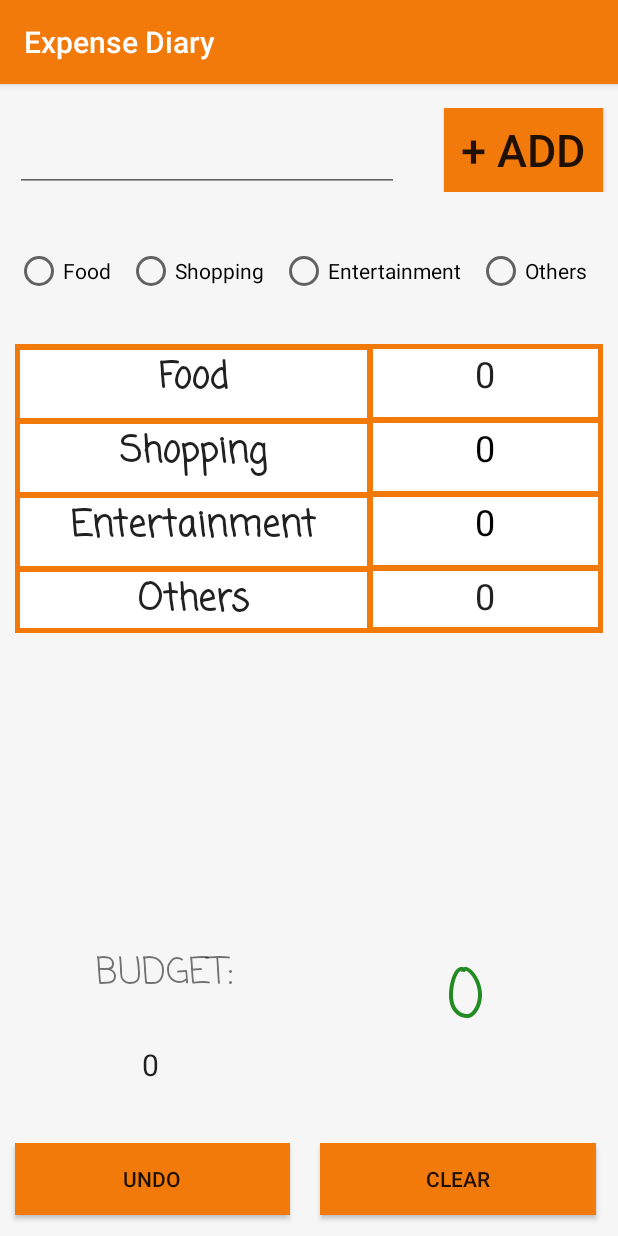
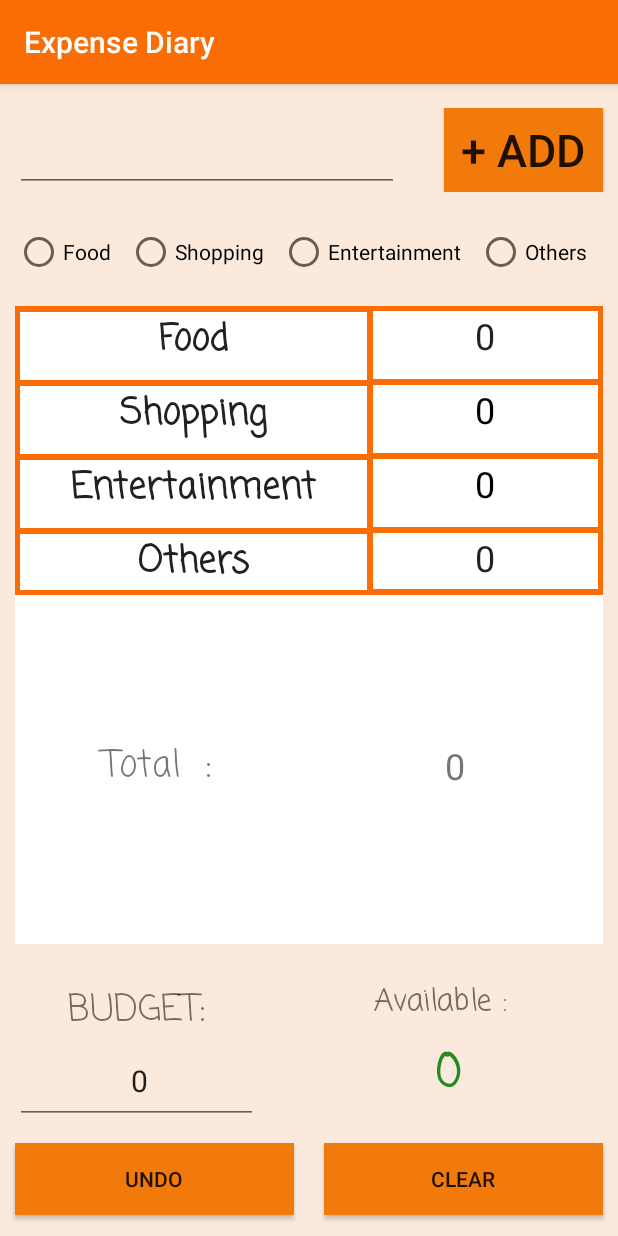
Before and after one commit to chkry/AndroidProjects, an Android app: the screen it shows after launch (MainActivity), on a phone screen of 412 x 824 dp. Run offline under Robolectric (Android 15) with nearby library versions, the phone set to English and light mode, and no system bars.

Commit message:
Updated Expence Diary

```diff
--- a/ExpenseDiary/app/build.gradle
+++ b/ExpenseDiary/app/build.gradle
@@ -32,4 +32,9 @@ dependencies {
 
     compile 'com.android.support:design:22.2.0'
     compile 'com.android.support:appcompat-v7:22.2.0'
+
+
+    compile fileTree(dir: 'libs', include: ['*.jar'])
+    compile 'com.android.support:appcompat-v7:23.0.1'
+    compile 'com.android.support:design:23.0.1'
 }
--- a/ExpenseDiary/app/src/main/java/com/example/rishikumar/expensediary/DatabaseHelper.java
+++ b/ExpenseDiary/app/src/main/java/com/example/rishikumar/expensediary/DatabaseHelper.java
@@ -13,7 +13,7 @@ import android.util.Log;
  */
 
 public class DatabaseHelper extends SQLiteOpenHelper{
-    public static  final  String DATABASE_NAME="Sqldata";
+    public static  final  String DATABASE_NAME="Expence_Diary_SQL";
     public static  final  String TABLE_NAME="Sqldata_table";
     public static  final  String COL1="ID";
     public static  final  String COL2="NO1";
@@ -92,7 +92,9 @@ public class DatabaseHelper extends SQLiteOpenHelper{
     public void deleteData(int id){
 
         SQLiteDatabase db = this.getWritableDatabase();
-        db.delete(TABLE_NAME,"ID=?",new String[]{Integer.toString(id)});
+        db.delete(TABLE_NAME, "ID=?", new String[]{Integer.toString(id)});
+        Log.d("delete","Deleting "+id+" th row..");
+      //  db.delete(TABLE_NAME,"ID=?",new String[]{Integer.toString(id)});
 
     }
 
--- a/ExpenseDiary/app/src/main/java/com/example/rishikumar/expensediary/MainActivity.java
+++ b/ExpenseDiary/app/src/main/java/com/example/rishikumar/expensediary/MainActivity.java
@@ -58,7 +58,8 @@ public class MainActivity extends AppCompatActivity {
         super.onCreate(savedInstanceState);
         setContentView(R.layout.activity_main);
         context = getApplicationContext();
-        final TextView tv4 = (TextView) findViewById(R.id.tv44);
+        final TextView tv4 = (TextView) findViewById(R.id.tv4);
+        final TextView tv3 = (TextView) findViewById(R.id.tv3);
         final EditText ed1 = (EditText) findViewById(R.id.ed1);
         final EditText ed2 = (EditText) findViewById(R.id.ed2);
         Button rset = (Button) findViewById(R.id.clear);
@@ -92,11 +93,12 @@ public class MainActivity extends AppCompatActivity {
 
 
        // ::::::::::::::::::::::::::::::::::::::::::::::::::::
-
+       // myDb.deleteData(0);
+       // myDb.deleteData(1);
         myDb.insertData(no1, no2, no3, no4, bud, bal,no1o, no2o, no3o, no4o, budo, balo);
         myDb.deleteData(2);
 
-      myDb.deleteData(3);myDb.deleteData(4);
+
         Log.d("ERROR", "Aded first row");
 
 
@@ -140,7 +142,10 @@ public class MainActivity extends AppCompatActivity {
         }
         Log.d("ia am here", "I am here..");
 
+        {
 
+            sum = no1 + no2 + no3 + no4;
+            tv3.setText(Long.toString(sum));
             p1.setText(cu.getString(1));
             p2.setText(cu.getString(2));
             p3.setText(cu.getString(3));
@@ -148,11 +153,13 @@ public class MainActivity extends AppCompatActivity {
             ed1.setText(cu.getString(5));
             tv4.setText(cu.getString(6));
 
-        if((bal)<0)
-        {
-            tv4.setTextColor(Color.rgb( 205, 62, 45));
+
+            if ((bal) < 0) {
+                tv4.setTextColor(Color.rgb(205, 62, 45));
+            } else {
+                tv4.setTextColor(Color.rgb(34, 139, 34));
             }
-        else{tv4.setTextColor(Color.rgb(34,139,34));}
+        }
 
 
 
@@ -198,21 +205,25 @@ public class MainActivity extends AppCompatActivity {
                     }
                 }
 
+              {
                     p1.setText(Long.toString(no1));
                     p2.setText(Long.toString(no2));
                     p3.setText(Long.toString(no3));
                     p4.setText(Long.toString(no4));
 
 
+                    sum = no1 + no2 + no3 + no4;
+                    bal = bud - sum;
 
-                sumo= no1+no2+no3+no4;
-                bal= bud-sumo;
+                    tv3.setText(Long.toString(sum));
                     ed1.setText(Long.toString(bud));
                     tv4.setText(Long.toString(bal));
 
 
+                }
+                myDb.updateData(1,no1, no2, no3, no4, bud, bal,no1o, no2o, no3o, no4o, budo, balo);
 
-                myDb.updateData(1,no1, no2, no3, no4, bud, bal,no1o, no2o, no3o, no4o, budo, balo);
+
 
 
             }
@@ -235,13 +246,13 @@ public class MainActivity extends AppCompatActivity {
                 buds="";
                 exps="";
                 bals="";
-                no1o=no1;
-                no2o=no2;
-                no3o=no3;
-                no4o=no4;
-                budo=bud;
-                balo=bal;
-                expo=exp;
+                no1o=0;
+                no2o=0;
+                no3o=0;
+                no4o=0;
+                budo=0;
+                balo=0;
+                expo=0;
 
                 sum=0;
                 ed1.setText("");
@@ -251,6 +262,8 @@ public class MainActivity extends AppCompatActivity {
                 p2.setText("--");
                 p3.setText("--");
                 p4.setText("--");
+
+                tv3.setText("--");
                myDb.updateData(1,no1, no2, no3, no4, bud, bal,no1o, no2o, no3o, no4o, budo, balo);
                 if((bal)<0)
                 {
@@ -277,18 +290,26 @@ public class MainActivity extends AppCompatActivity {
                 {
                     buds =ed1.getText().toString();
                     sum=no1+no2+no3+no4;
-                    if(buds.length()>0) {
+                    if(buds.length()>0)
+                    {
 
                         bud =  Long.parseLong( buds);
-                        bal = bud - sum;
-                        bals = Long.toString(bal);
 
-
-                        tv4.setText(bals);
 
 
 
                     }
+                  //  else{bud=0;}
+                    bal = bud - sum;
+                    bals = Long.toString(bal);
+
+                    tv3.setText(Long.toString(sum));
+                    tv4.setText(bals);
+                    ed1.setText(buds);
+                    findViewById(R.id.mainLayout).requestFocus();
+                    InputMethodManager imm = (InputMethodManager)getSystemService(INPUT_METHOD_SERVICE);
+                    //imm.hideSoftInputFromWindow(getCurrentFocus().getWindowToken(), 0);
+                    imm.hideSoftInputFromWindow(getCurrentFocus().getWindowToken(),InputMethodManager.HIDE_NOT_ALWAYS);
                     myDb.updateData(1,no1, no2, no3, no4, bud, bal,no1o, no2o, no3o, no4o, budo, balo);
 
 
@@ -308,9 +329,11 @@ public class MainActivity extends AppCompatActivity {
         bt1.setOnClickListener(new View.OnClickListener() {
             @Override
             public void onClick(View view) {
+                findViewById(R.id.mainLayout).requestFocus();
                 InputMethodManager imm = (InputMethodManager)getSystemService(INPUT_METHOD_SERVICE);
                 //imm.hideSoftInputFromWindow(getCurrentFocus().getWindowToken(), 0);
                 imm.hideSoftInputFromWindow(getCurrentFocus().getWindowToken(),InputMethodManager.HIDE_NOT_ALWAYS);
+
                 Cursor cu = myDb.getalldata();
                 cu.moveToFirst();
                 {
@@ -354,8 +377,9 @@ public class MainActivity extends AppCompatActivity {
 
 
                 buds =ed1.getText().toString();
+
                 sum=no1+no2+no3+no4;
-                if(buds.length()>0) {
+                if(buds.length()>0 ) {
 
                     bud = Long.parseLong(buds);
                     bal = bud - sum;
@@ -363,23 +387,25 @@ public class MainActivity extends AppCompatActivity {
 
 
                     tv4.setText(bals);
+
+                    tv3.setText(Long.toString(sum));
                 }
 
                 exps = ed2.getText().toString();
-                if(exps.length()>0){
+                if(exps.length()>0 &&(Long.parseLong(exps)!=0)){
                     exp = Long.parseLong(exps);
                     if(flag==true) {
-                        if(r11==true){   no1 =no1 +exp; sum=no1+no2+no3+no4; p1.setText(Long.toString(no1));bal=bud-sum;tv4.setText(Long.toString(bal));ed2.setText("");
+                        if(r11==true){   no1 =no1 +exp; sum=no1+no2+no3+no4; p1.setText(Long.toString(no1));bal=bud-sum;tv4.setText(Long.toString(bal)); tv3.setText(Long.toString(sum));ed2.setText("");
                             Toast toast = Toast.makeText(context,"Added "+exp+" Rupees to Food " , Toast.LENGTH_SHORT);
                             toast.show();}
-                        else if(r12==true){no2 =no2 +exp; sum=no1+no2+no3+no4; p2.setText(Long.toString(no2));bal=bud-sum;tv4.setText(Long.toString(bal));ed2.setText("");
+                        else if(r12==true){no2 =no2 +exp; sum=no1+no2+no3+no4; p2.setText(Long.toString(no2));bal=bud-sum;tv4.setText(Long.toString(bal)); tv3.setText(Long.toString(sum));ed2.setText("");
                             Toast toast = Toast.makeText(context,"Added "+exp+" Rupees to Study " , Toast.LENGTH_SHORT);
                             toast.show();}
-                        else if(r13==true){ no3 =no3 +exp ; sum=no1+no2+no3+no4; p3.setText(Long.toString(no3));bal=bud-sum;tv4.setText(Long.toString(bal));ed2.setText("");
+                        else if(r13==true){ no3 =no3 +exp ; sum=no1+no2+no3+no4; p3.setText(Long.toString(no3));bal=bud-sum;tv4.setText(Long.toString(bal)); tv3.setText(Long.toString(sum));ed2.setText("");
                             Toast toast = Toast.makeText(context,"Added "+exp+" Rupees to Entertainment " , Toast.LENGTH_SHORT);
                             toast.show();}
-                        else if(r14==true){ no4 =no4 +exp; sum=no1+no2+no3+no4; p4.setText(Long.toString(no4));bal=bud-sum;tv4.setText(Long.toString(bal));ed2.setText("");
-                            Toast toast = Toast.makeText(context,"Added "+exp+" Rupees to Travel " , Toast.LENGTH_SHORT);
+                        else if(r14==true){ no4 =no4 +exp; sum=no1+no2+no3+no4; p4.setText(Long.toString(no4));bal=bud-sum;tv4.setText(Long.toString(bal)); tv3.setText(Long.toString(sum));ed2.setText("");
+                            Toast toast = Toast.makeText(context,"Added "+exp+" Rupees to Others " , Toast.LENGTH_SHORT);
                             toast.show();}
 
 
@@ -400,6 +426,12 @@ public class MainActivity extends AppCompatActivity {
 
 
 
+                }
+                else{
+                    ed2.setText("");
+                    Context context = getApplicationContext();
+                    Toast toast = Toast.makeText(context, "Enter a valid number ", Toast.LENGTH_SHORT);
+                    toast.show();
                 }
 
                 myDb.updateData(1, no1, no2, no3, no4, bud, bal,no1o, no2o, no3o, no4o, budo, balo);
--- a/ExpenseDiary/app/src/main/res/layout/activity_main.xml
+++ b/ExpenseDiary/app/src/main/res/layout/activity_main.xml
@@ -1,24 +1,28 @@
 <?xml version="1.0" encoding="utf-8"?>
 <android.support.constraint.ConstraintLayout xmlns:android="http://schemas.android.com/apk/res/android"
     xmlns:app="http://schemas.android.com/apk/res-auto"
+    xmlns:res-auto="http://schemas.android.com/apk/res-auto"
     xmlns:tools="http://schemas.android.com/tools"
+    android:id="@+id/mainLayout"
     android:layout_width="match_parent"
     android:layout_height="match_parent"
     android:autofillHints="11111"
     android:background="?attr/colorControlHighlight"
-    android:backgroundTint="@color/fab_stroke_end_outer_color"
+    android:backgroundTint="@color/colorPrimary"
+    android:descendantFocusability="beforeDescendants"
+    android:focusableInTouchMode="true"
     tools:context="com.example.rishikumar.expensediary.MainActivity">
 
 
     <RadioGroup
         android:id="@+id/ll2"
         android:layout_width="0dp"
-    android:layout_height="57dp"
+        android:layout_height="wrap_content"
+        android:layout_marginTop="24dp"
         android:orientation="horizontal"
         app:layout_constraintHorizontal_bias="0.0"
         app:layout_constraintLeft_toLeftOf="parent"
         app:layout_constraintRight_toRightOf="parent"
-    android:layout_marginTop="24dp"
         app:layout_constraintTop_toBottomOf="@+id/ll1">
 
         <RadioButton
@@ -59,17 +63,21 @@
 
     <LinearLayout
         android:id="@+id/ll5"
-        android:layout_width="407dp"
+        android:layout_width="0dp"
         android:layout_height="54dp"
         android:layout_marginBottom="8dp"
+        android:layout_marginEnd="0dp"
+        android:layout_marginLeft="0dp"
+        android:layout_marginRight="0dp"
+        android:layout_marginStart="0dp"
         android:layout_marginTop="8dp"
         android:orientation="horizontal"
         app:layout_constraintBottom_toBottomOf="parent"
-        app:layout_constraintHorizontal_bias="0.0"
         app:layout_constraintLeft_toLeftOf="parent"
         app:layout_constraintRight_toRightOf="parent"
         app:layout_constraintTop_toBottomOf="@+id/ll4"
-        app:layout_constraintVertical_bias="1.0">
+        app:layout_constraintVertical_bias="1.0"
+        tools:layout_editor_absoluteX="69dp">
 
         <Button
             android:id="@+id/undo"
@@ -95,29 +103,66 @@
     </LinearLayout>
 
     <LinearLayout
+        android:id="@+id/ll1"
+        android:layout_width="0dp"
+        android:layout_height="wrap_content"
+        android:layout_marginTop="16dp"
+        android:focusable="true"
+        android:focusableInTouchMode="true"
+        android:orientation="horizontal"
+        app:layout_constraintHorizontal_bias="0.0"
+        app:layout_constraintLeft_toLeftOf="parent"
+        app:layout_constraintRight_toRightOf="parent"
+        app:layout_constraintTop_toTopOf="parent">
+
+        <EditText
+            android:id="@+id/ed2"
+
+            android:layout_width="150dp"
+            android:layout_height="match_parent"
+            android:layout_marginLeft="10dp"
+            android:layout_marginRight="30dp"
+            android:layout_weight="0.34"
+            android:autofillHints="Helllo"
+            android:ems="10"
+
+            android:gravity="bottom|start"
+            android:imeOptions="actionDone"
+            android:inputType="number"
+            android:maxLength="10"
+            android:numeric="integer|signed"
+            android:textAlignment="textStart"
+            android:textSize="24sp" />
+
+        <Button
+            android:id="@+id/bt1"
+            android:layout_width="56dp"
+            android:layout_height="56dp"
+            android:layout_marginRight="10dp"
+            android:layout_weight="0.16"
+            android:background="?android:attr/colorFocusedHighlight"
+            android:text="+ Add"
+            android:textSize="30sp" />
+    </LinearLayout>
+
+    <LinearLayout
         android:id="@+id/ll3"
         android:layout_width="0dp"
         android:layout_height="0dp"
         android:layout_marginBottom="120dp"
+        android:layout_marginEnd="10dp"
         android:layout_marginLeft="10dp"
         android:layout_marginRight="10dp"
+        android:layout_marginStart="10dp"
         android:layout_marginTop="20dp"
-        android:orientation="horizontal"
+        android:background="@color/colorPrimary"
+        android:orientation="vertical"
         android:weightSum="1"
         app:layout_constraintBottom_toBottomOf="@+id/ll4"
         app:layout_constraintHorizontal_bias="0.0"
         app:layout_constraintLeft_toLeftOf="parent"
         app:layout_constraintRight_toRightOf="parent"
-        app:layout_constraintTop_toBottomOf="@+id/ll2"
-        android:layout_marginStart="10dp"
-        android:layout_marginEnd="10dp">
-
-        <RadioButton
-            android:id="@+id/radioButton"
-            android:layout_width="wrap_content"
-            android:layout_height="wrap_content"
-            android:layout_weight="1"
-            android:text="RadioButton" />
+        app:layout_constraintTop_toBottomOf="@+id/ll2">
 
         <TableLayout
             style="@style/Base.TextAppearance.AppCompat.Title"
@@ -245,6 +290,7 @@
             <TableRow>
 
                 <TextView
+                    android:id="@+id/textView6"
                     android:layout_width="match_parent"
                     android:layout_height="wrap_content"
                     android:layout_column="1"
@@ -273,119 +319,162 @@
                     android:textSize="24sp" />
             </TableRow>
         </TableLayout>
+
+        <LinearLayout
+            android:layout_width="match_parent"
+            android:layout_height="match_parent"
+            android:layout_marginBottom="0dp"
+            android:layout_marginEnd="0dp"
+            android:layout_marginLeft="10dp"
+            android:layout_marginRight="10dp"
+            android:background="@android:color/background_light"
+            android:orientation="horizontal"
+            android:weightSum="1"
+            app:layout_constraintLeft_toLeftOf="parent"
+            tools:layout_editor_absoluteY="379dp">
+
+            <TextView
+                android:id="@+id/textView7"
+                android:layout_width="190dp"
+                android:layout_height="match_parent"
+                android:layout_marginBottom="5dp"
+                android:layout_marginLeft="0dp"
+                android:layout_marginRight="5dp"
+                android:layout_marginTop="1dp"
+                android:background="@android:color/background_light"
+                android:fontFamily="casual"
+                android:gravity="center"
+                android:paddingBottom="0dp"
+                android:text="Total  :"
+                android:textAlignment="center"
+                android:textSize="24sp" />
+
+            <TextView
+                android:id="@+id/tv3"
+                android:layout_width="match_parent"
+                android:layout_height="match_parent"
+                android:layout_marginBottom="5dp"
+                android:layout_marginRight="0dp"
+                android:background="@android:color/background_light"
+                android:gravity="center"
+                android:hint="Expense"
+                android:textSize="24sp" />
+        </LinearLayout>
+
     </LinearLayout>
 
     <LinearLayout
+        android:id="@+id/ll4"
         android:layout_width="0dp"
-        android:layout_height="0dp"
-        android:orientation="vertical"
-        tools:layout_editor_absoluteX="8dp"
-        tools:layout_editor_absoluteY="8dp"></LinearLayout>
-
-    <LinearLayout
-        android:id="@+id/ll4"
-        android:layout_width="412dp"
-        android:layout_height="154dp"
-        android:layout_marginBottom="80dp"
+        android:layout_height="104dp"
+        android:layout_marginBottom="70dp"
+        android:layout_marginEnd="0dp"
+        android:layout_marginLeft="0dp"
+        android:layout_marginRight="0dp"
+        android:layout_marginStart="0dp"
         android:layout_marginTop="56dp"
+        android:foregroundGravity="bottom"
         android:orientation="horizontal"
+        android:weightSum="1"
         app:layout_constraintBottom_toBottomOf="@+id/ll5"
         app:layout_constraintHorizontal_bias="1.0"
         app:layout_constraintLeft_toLeftOf="parent"
         app:layout_constraintRight_toRightOf="parent"
         app:layout_constraintTop_toBottomOf="@+id/ll3"
-        app:layout_constraintVertical_bias="0.92">
+        app:layout_constraintVertical_bias="0.92"
+        tools:layout_editor_absoluteX="0dp">
 
         <LinearLayout
-            android:layout_width="wrap_content"
-            android:layout_height="match_parent"
+            android:layout_width="178dp"
+            android:layout_height="124dp"
+            android:layout_gravity="bottom"
+            android:layout_marginLeft="10dp"
+            android:gravity="bottom"
             android:orientation="vertical"
-            android:weightSum="1"
-            android:layout_weight="0.02">
+            android:weightSum="1">
+
+            <TextView
+                android:id="@+id/textVcsdiew3"
+                android:layout_width="162dp"
+                android:layout_height="wrap_content"
+                android:layout_weight="0.83"
+                android:fontFamily="casual"
+                android:gravity="bottom|center_vertical|center_horizontal"
+                android:text="BUDGET:"
+                android:textSize="24sp"
+                tools:layout_editor_absoluteX="8dp"
+                tools:layout_editor_absoluteY="637dp" />
+
+            <EditText
+                android:id="@+id/ed1"
+                android:layout_width="162dp"
+                android:layout_height="57dp"
+                android:layout_gravity="bottom"
+                android:allowUndo="false"
+                android:ems="1"
+                android:hint="Enter Your Budget"
+                android:inputType="number"
+                android:maxLength="10"
+                android:paddingRight="0dp"
+                android:selectAllOnFocus="true"
+                android:textAlignment="center"
+                android:textSize="20sp"
+                tools:layout_editor_absoluteX="8dp"
+                tools:layout_editor_absoluteY="699dp" />
+        </LinearLayout>
+
+        <LinearLayout
+            android:layout_width="203dp"
+            android:layout_height="130dp"
+            android:layout_gravity="bottom"
+            android:layout_marginRight="10dp"
+            android:layout_weight="0.80"
+            android:gravity="bottom"
+            android:orientation="vertical"
+            android:weightSum="1">
 
             <TextView
                 android:id="@+id/textView3"
                 android:layout_width="match_parent"
                 android:layout_height="wrap_content"
-                android:layout_weight="1.05"
+                android:layout_weight="0.59"
                 android:fontFamily="casual"
                 android:gravity="bottom|center_vertical|center_horizontal"
-                android:text="BUDGET:"
-                android:textSize="24sp" />
-
-            <EditText
-                android:id="@+id/ed1"
-                android:layout_width="176dp"
-                android:layout_height="78dp"
-                android:layout_gravity="bottom"
-                android:layout_marginRight="50dp"
-                android:layout_marginStart="10dp"
-                android:layout_weight="0.31"
-                android:allowUndo="false"
-                android:ems="1"
-                android:hint="Enter Your Budget"
-                android:inputType="number"
-                android:paddingRight="0dp"
-                android:textAlignment="center"
+                android:text="Available :"
                 android:textSize="20sp" />
-        </LinearLayout>
 
             <TextView
-            android:id="@+id/tv44"
-            android:layout_width="134dp"
-            android:layout_height="match_parent"
-            android:layout_marginEnd="10dp"
-            android:layout_marginLeft="100dp"
-            android:layout_weight="0.03"
-            android:autoSizeMaxTextSize="50dp"
+                android:id="@+id/tv4"
+                android:layout_width="match_parent"
+                android:layout_height="66dp"
+                android:layout_marginEnd="0dp"
+                android:layout_marginLeft="0dp"
+                android:layout_marginStart="10dp"
+                android:allowUndo="false"
+                android:autoSizeMaxTextSize="40dp"
                 android:autoSizeMinTextSize="20dp"
-            android:ems="50"
+
+                android:autoText="false"
+                android:ems="0"
                 android:fontFamily="casual"
+
                 android:gravity="center"
                 android:hint="Balance"
-            android:text="Balance"
+                android:maxHeight="36dp"
+                android:maxLength="14"
+                android:minHeight="20dp"
+                android:numeric="integer"
+                android:overScrollMode="ifContentScrolls"
+                android:phoneNumber="true"
+                android:singleLine="true"
+                android:text="8888888888"
                 android:textAlignment="center"
-            android:textSize="45sp" />
+                android:textSize="30sp"
+                android:textStyle="bold"
+                android:visibility="visible" />
 
         </LinearLayout>
 
-    <LinearLayout
-        android:id="@+id/ll1"
-        android:layout_width="0dp"
-        android:layout_height="wrap_content"
-        android:layout_marginTop="16dp"
-        android:focusable="true"
-        android:focusableInTouchMode="true"
-        android:orientation="horizontal"
-        app:layout_constraintHorizontal_bias="0.0"
-        app:layout_constraintLeft_toLeftOf="parent"
-        app:layout_constraintRight_toRightOf="parent"
-        app:layout_constraintTop_toTopOf="parent">
-
-        <EditText
-            android:id="@+id/ed2"
-            android:layout_width="150dp"
-            android:layout_height="match_parent"
-            android:layout_marginLeft="10dp"
-            android:layout_marginRight="30dp"
-            android:layout_weight="0.34"
-            android:ems="10"
-            android:gravity="bottom|start"
-
-            android:imeOptions="actionDone"
-            android:inputType="number"
-            android:textAlignment="textStart"
-            android:textSize="24sp" />
-
-        <Button
-            android:id="@+id/bt1"
-            android:layout_width="56dp"
-            android:layout_height="56dp"
-            android:layout_marginRight="10dp"
-            android:layout_weight="0.16"
-            android:background="?android:attr/colorFocusedHighlight"
-            android:text="+ Add"
-            android:textSize="30sp" />
     </LinearLayout>
 
 </android.support.constraint.ConstraintLayout>
--- a/ExpenseDiary/app/src/main/res/values/colors.xml
+++ b/ExpenseDiary/app/src/main/res/values/colors.xml
@@ -1,6 +1,6 @@
 <?xml version="1.0" encoding="utf-8"?>
 <resources>
-    <color name="colorPrimary">#f17a0a</color>
+    <color name="colorPrimary">#f96d04</color>
     <color name="colorPrimaryDark">#303F9F</color>
     <color name="colorAccent">#FF4081</color>
 </resources>
```
Lines whose indentation alone changed are shown as unchanged.
